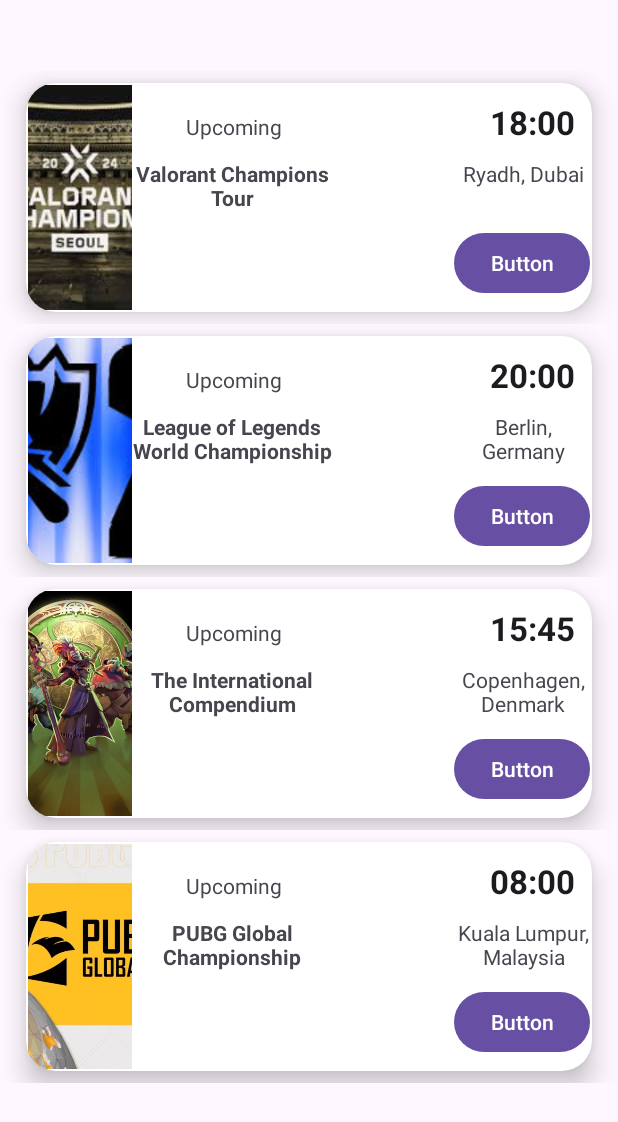
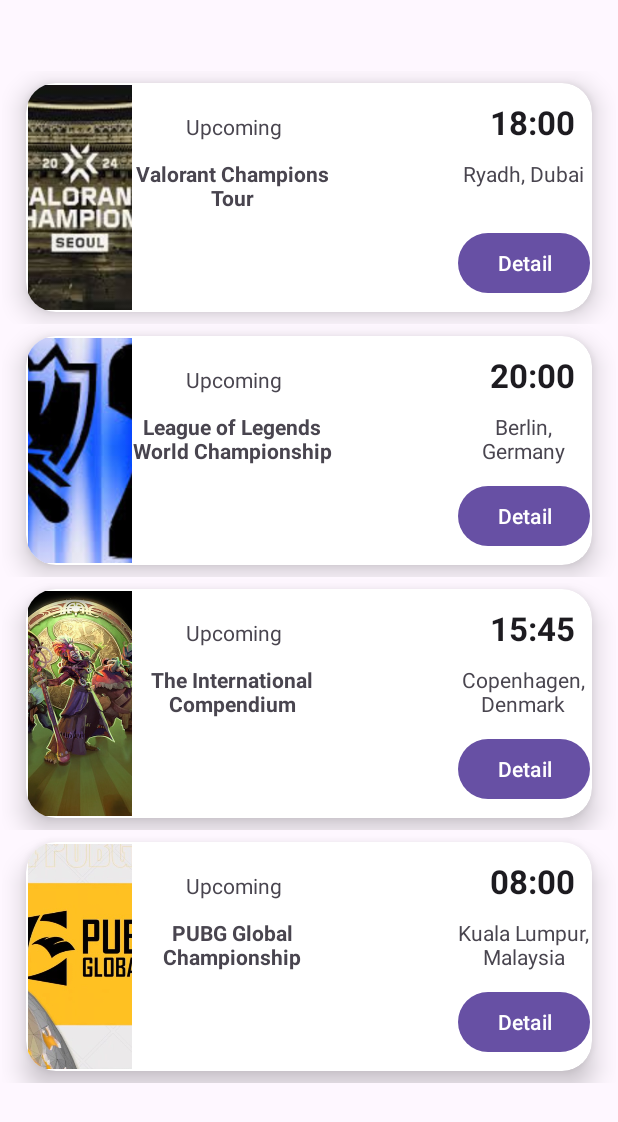
Before and after one commit to mathewrs04/NMPPerubX, an Android app: the screen it shows after launch (SchedulePage), on a phone screen of 412 x 824 dp. Shown: the top 1122 px of the screen. Run offline under Robolectric (Android 15) with nearby library versions, the phone set to English and light mode, and no system bars.

Commit message:
Update schedule_page_card.xml

```diff
--- a/app/src/main/res/layout/schedule_page_card.xml
+++ b/app/src/main/res/layout/schedule_page_card.xml
@@ -112,7 +112,7 @@
                         android:id="@+id/btnDetail"
                         android:layout_width="wrap_content"
                         android:layout_height="wrap_content"
-                        android:text="Button" />
+                        android:text="Detail" />
                 </LinearLayout>
 
             </LinearLayout>
```
